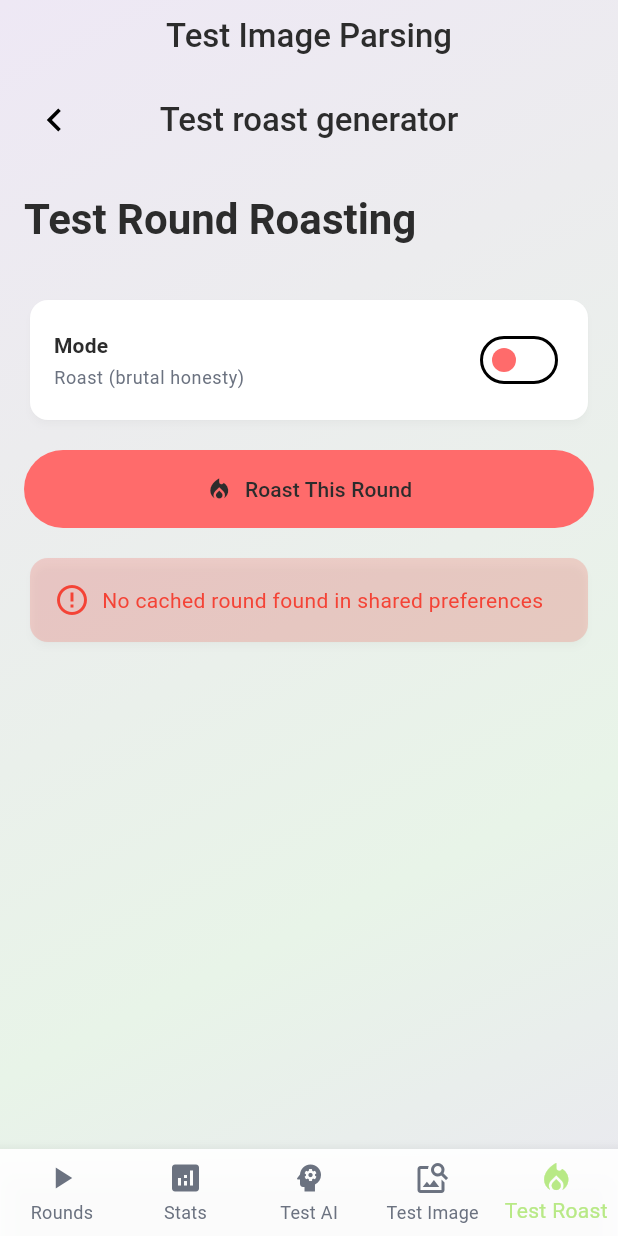
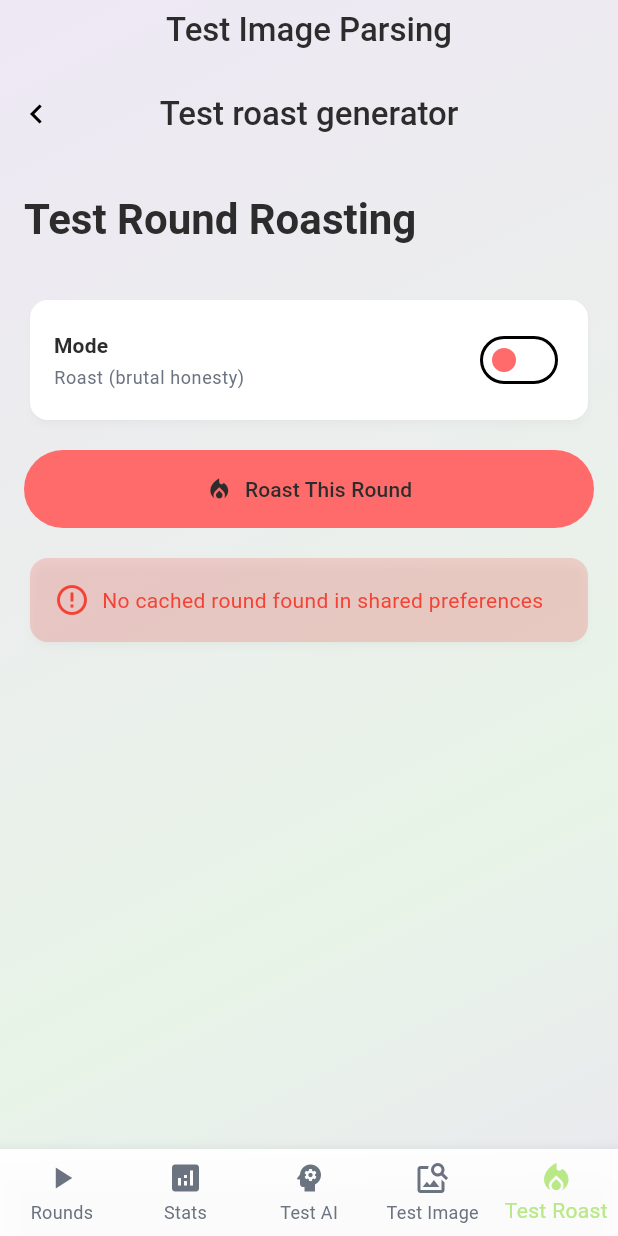
Before and after one commit to joevdiscgolf/turbo_disc_golf, a Flutter app: the screen it shows after launch, item 5 of the bottom bar chosen, on a phone screen of 412 x 824 dp. Run offline on Flutter 3.47's test engine with Material 3 defaults, Android fonts, the phone set to English and light mode, and no system bars; drawn by our look-alikes of flutter_bounceable; our stand-ins replace cloud_firestore, firebase_core, flutter_animate, flutter_bloc, flutter_dotenv, flutter_markdown and 9 more; missing offline and left inert: google_mlkit_text_recognition; accounts and stored records are empty.

Commit message:
Improve app bar back button touch target

```diff
--- a/lib/components/app_bar/app_bar_back_button.dart
+++ b/lib/components/app_bar/app_bar_back_button.dart
@@ -8,25 +8,30 @@ class AppBarBackButton extends StatelessWidget {
     super.key,
     this.onPressed,
     this.color,
-    this.size = 48,
+    this.height = 40,
+    this.width = 40,
   });
 
   final Function? onPressed;
   final Color? color;
-  final double size;
+  final double height;
+  final double width;
 
   @override
   Widget build(BuildContext context) {
     return Bounceable(
       child: Container(
-        height: size,
-        width: size,
+        height: height,
+        width: width,
         color: Colors.transparent,
         child: Center(
-          child: Icon(
-            FlutterRemix.arrow_left_s_line,
-            color: color ?? Colors.black,
-            size: size * 0.6,
+          child: Transform.translate(
+            offset: Offset(-6, 0),
+            child: Icon(
+              FlutterRemix.arrow_left_s_line,
+              color: color ?? Colors.black,
+              size: 24,
+            ),
           ),
         ),
       ),
--- a/lib/components/app_bar/generic_app_bar.dart
+++ b/lib/components/app_bar/generic_app_bar.dart
@@ -27,6 +27,9 @@ class GenericAppBar extends StatelessWidget implements PreferredSizeWidget {
   Size get preferredSize =>
       Size.fromHeight(56 + topViewPadding + (bottomWidgetHeight ?? 0));
 
+  static const double backButtonTouchTargetWidth = 60;
+  static const double rightPadding = 12;
+
   @override
   Widget build(BuildContext context) {
     return Container(
@@ -37,17 +40,18 @@ class GenericAppBar extends StatelessWidget implements PreferredSizeWidget {
         crossAxisAlignment: CrossAxisAlignment.center,
         children: [
           Padding(
-            padding: const EdgeInsets.symmetric(horizontal: 12),
+            padding: const EdgeInsets.only(left: 0, right: 12),
             child: Row(
               children: [
                 SizedBox(
-                  height: 48,
-                  width: 48,
+                  height: 40,
+                  width: backButtonTouchTargetWidth,
                   child: hasBackButton
                       ? AppBarBackButton(color: foregroundColor)
                       : null,
                 ),
                 Expanded(
+                  child: SizedBox(
                     child: Center(
                       child: Text(
                         title,
@@ -58,7 +62,11 @@ class GenericAppBar extends StatelessWidget implements PreferredSizeWidget {
                       ),
                     ),
                   ),
-                SizedBox(width: 48, child: rightWidget),
+                ),
+                SizedBox(
+                  width: backButtonTouchTargetWidth - rightPadding,
+                  child: rightWidget,
+                ),
               ],
             ),
           ),
```
Lines whose indentation alone changed are shown as unchanged.
